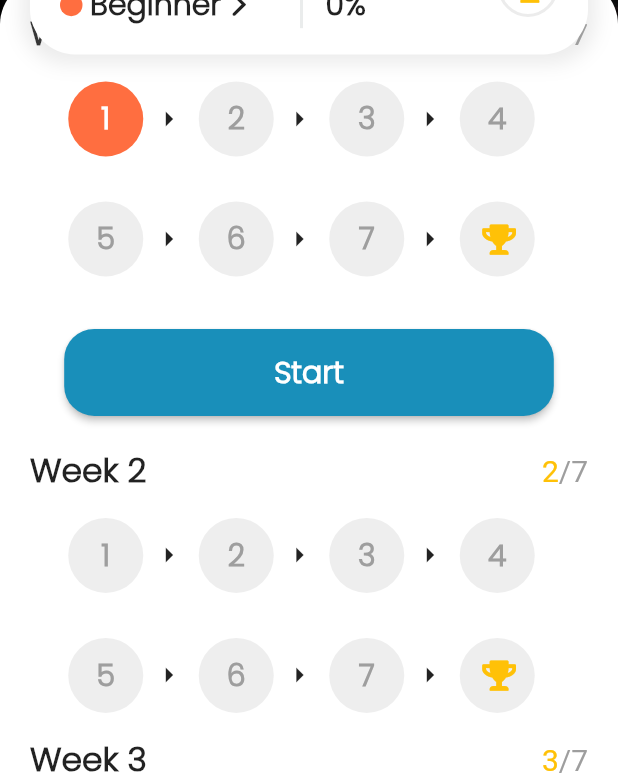
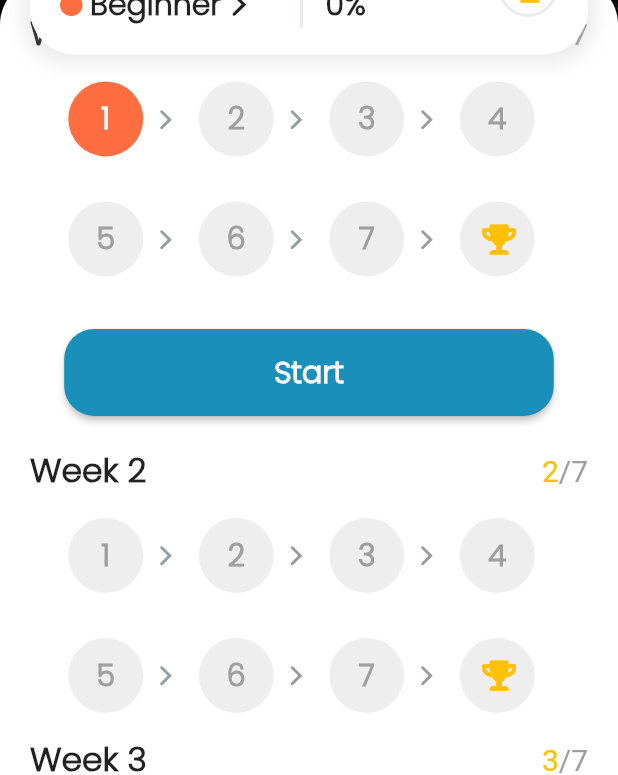
Before and after one commit to mustafamagdy/demos_fitness_1, a Flutter app: the screen it shows after launch, on a phone screen of 412 x 824 dp. Shown: the part 410-1185 px from the top of the screen. Run offline on Flutter 3.47's test engine with Material 2 defaults, Android fonts, the phone set to English and light mode, and no system bars; drawn by our look-alikes of percent_indicator; our stand-ins replace font_awesome_flutter, material_design_icons_flutter.

Commit message:
fix right arrow icon

```diff
--- a/lib/screens/goal/goal_screen.dart
+++ b/lib/screens/goal/goal_screen.dart
@@ -361,7 +361,11 @@ class ProgramSchedule extends StatelessWidget {
                             ),
                             const SizedBox(width: 5),
                             if ((idx + 1) % 4 != 0)
-                              const Icon(Icons.arrow_right),
+                              const Icon(
+                                CupertinoIcons.forward,
+                                color: kLightGrey,
+                                size: 20,
+                              ),
                           ],
                         ),
                       );
```
